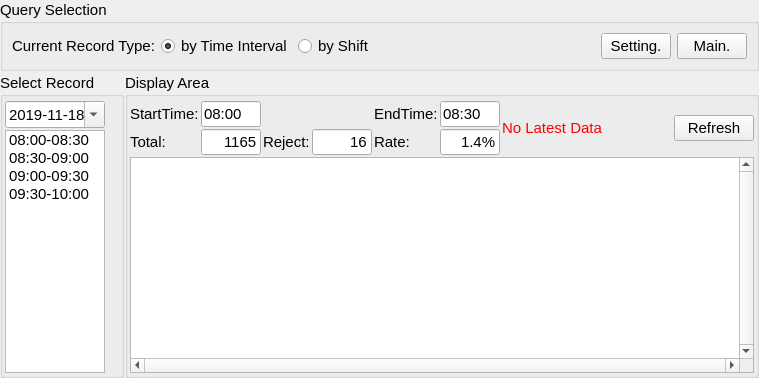
Before: the Qt Designer form code/DataView/querydata.ui in sandy-gmb/Vexi.CountData, drawn with Qt 5.
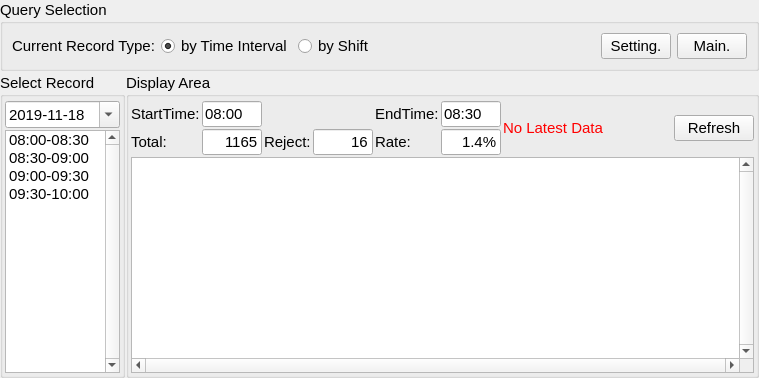
After: the same form once the commit is applied.

The edit to the form file:
```diff
--- a/code/DataView/querydata.ui
+++ b/code/DataView/querydata.ui
@@ -221,7 +221,7 @@
          <widget class="QDateEdit" name="dateEdit">
           <property name="maximumSize">
            <size>
-            <width>100</width>
+            <width>115</width>
             <height>16777215</height>
            </size>
           </property>
@@ -249,7 +249,7 @@
          <widget class="QListWidget" name="listWidget">
           <property name="maximumSize">
            <size>
-            <width>100</width>
+            <width>115</width>
             <height>16777215</height>
            </size>
           </property>
@@ -258,6 +258,9 @@
             <pointsize>11</pointsize>
            </font>
           </property>
+          <property name="verticalScrollBarPolicy">
+           <enum>Qt::ScrollBarAlwaysOn</enum>
+          </property>
           <item>
            <property name="text">
             <string>08:00-08:30</string>
```
